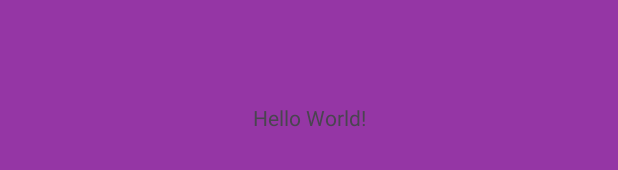
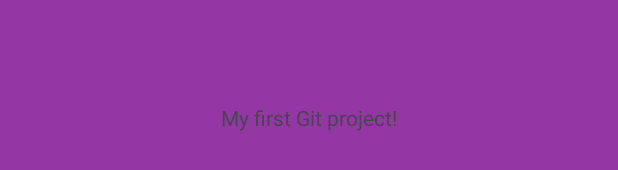
Before and after one commit to VorikKot/MyFirstGitProject, an Android app: the layout activity_main.xml on its own in the app's theme, with its tools: preview values and no code run, on a phone screen of 412 x 824 dp. Shown: the part 501-671 px from the top of the screen. Run offline under Robolectric (Android 15) with nearby library versions, the phone set to English and light mode, and no system bars.

Commit message:
Change text on preview

```diff
--- a/app/src/main/res/layout/activity_main.xml
+++ b/app/src/main/res/layout/activity_main.xml
@@ -10,7 +10,7 @@
     <TextView
         android:layout_width="wrap_content"
         android:layout_height="wrap_content"
-        android:text="Hello World!"
+        android:text="@string/my_first_git_project"
         app:layout_constraintBottom_toBottomOf="parent"
         app:layout_constraintEnd_toEndOf="parent"
         app:layout_constraintStart_toStartOf="parent"
--- a/app/src/main/res/values/strings.xml
+++ b/app/src/main/res/values/strings.xml
@@ -1,3 +1,4 @@
 <resources>
     <string name="app_name">MyFirstGitProject</string>
+    <string name="my_first_git_project">My first Git project!</string>
 </resources>
```
